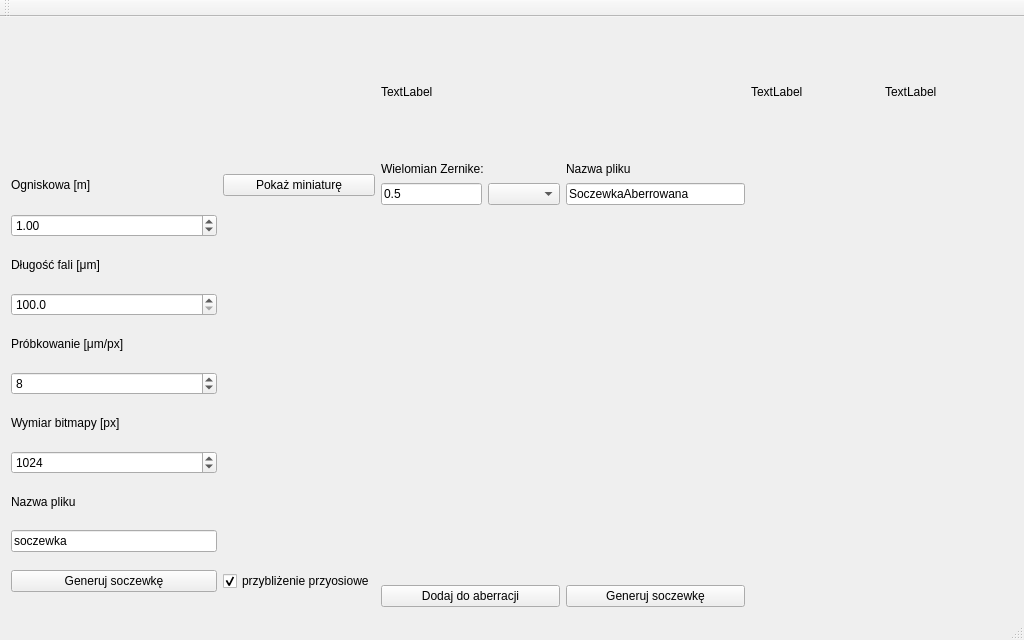
The window that mainwindow.ui (diabeticus95/inzynierka) describes before a commit, drawn with Qt 5.
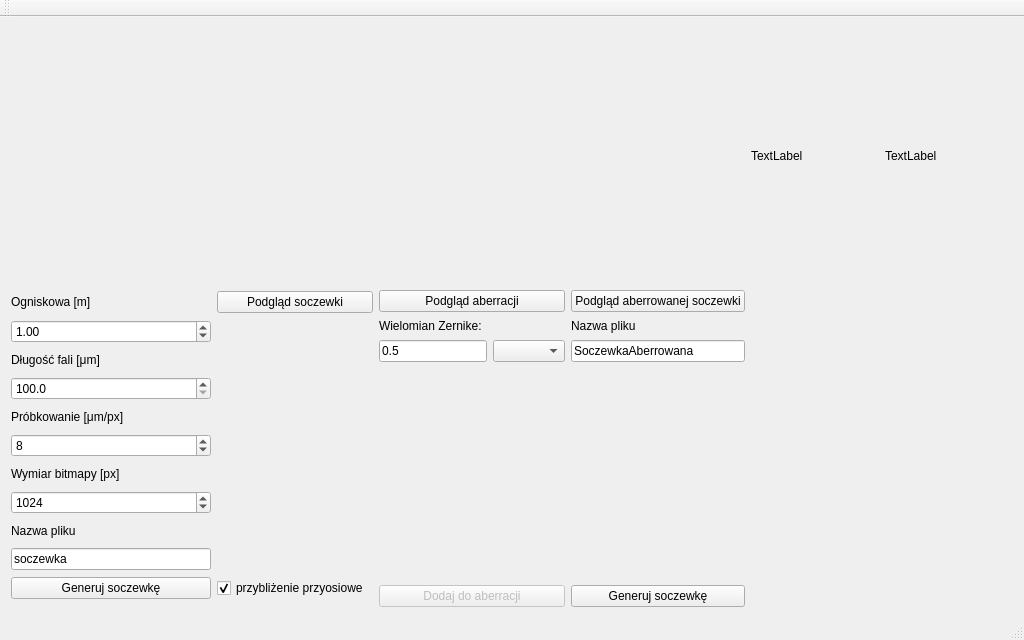
The same window after the commit. Icons and pictures are not drawn.

Diff of the .ui file:
```diff
--- a/mainwindow.ui
+++ b/mainwindow.ui
@@ -29,89 +29,24 @@
    <layout class="QGridLayout" name="gridLayout_2">
     <item row="0" column="0">
      <layout class="QGridLayout" name="gridLayout">
-      <item row="2" column="1">
-       <layout class="QGridLayout" name="gridLayout_3" rowstretch="0,0,1,0,0,0" columnstretch="1,1">
-        <property name="verticalSpacing">
-         <number>7</number>
+      <item row="0" column="3">
+       <widget class="QLabel" name="label_PSFPic">
+        <property name="minimumSize">
+         <size>
+          <width>128</width>
+          <height>128</height>
+         </size>
         </property>
-        <item row="0" column="0">
-         <widget class="QLabel" name="labelZernike">
-          <property name="sizePolicy">
-           <sizepolicy hsizetype="Preferred" vsizetype="Preferred">
-            <horstretch>0</horstretch>
-            <verstretch>0</verstretch>
-           </sizepolicy>
-          </property>
-          <property name="maximumSize">
-           <size>
-            <width>16777215</width>
-            <height>16777215</height>
-           </size>
-          </property>
-          <property name="text">
-           <string>Wielomian Zernike:</string>
-          </property>
-         </widget>
-        </item>
-        <item row="5" column="0">
-         <widget class="QPushButton" name="push_addToVector">
-          <property name="text">
-           <string>Dodaj do aberracji</string>
-          </property>
-         </widget>
-        </item>
-        <item row="1" column="0">
-         <layout class="QHBoxLayout" name="horizontalLayout" stretch="0,0">
-          <property name="sizeConstraint">
-           <enum>QLayout::SetDefaultConstraint</enum>
-          </property>
-          <item>
-           <widget class="QLineEdit" name="lineZernCoeff">
-            <property name="sizePolicy">
-             <sizepolicy hsizetype="Expanding" vsizetype="Fixed">
-              <horstretch>0</horstretch>
-              <verstretch>0</verstretch>
-             </sizepolicy>
-            </property>
-            <property name="text">
-             <string>0.5</string>
-            </property>
-           </widget>
-          </item>
-          <item>
-           <widget class="QComboBox" name="boxZernike">
-            <property name="sizePolicy">
-             <sizepolicy hsizetype="Preferred" vsizetype="Fixed">
-              <horstretch>0</horstretch>
-              <verstretch>0</verstretch>
-             </sizepolicy>
-            </property>
-           </widget>
-          </item>
-         </layout>
-        </item>
-        <item row="5" column="1">
-         <widget class="QPushButton" name="push_generateZern">
-          <property name="text">
-           <string>Generuj soczewkę</string>
-          </property>
-         </widget>
-        </item>
-        <item row="0" column="1">
-         <widget class="QLabel" name="label_nazwaZern">
-          <property name="text">
-           <string>Nazwa pliku</string>
-          </property>
-         </widget>
-        </item>
-        <item row="1" column="1">
-         <widget class="QLineEdit" name="lineEdit_nazwaZern">
-          <property name="text">
-           <string>SoczewkaAberrowana</string>
-          </property>
-         </widget>
-        </item>
-       </layout>
+        <property name="maximumSize">
+         <size>
+          <width>256</width>
+          <height>256</height>
+         </size>
+        </property>
+        <property name="text">
+         <string>TextLabel</string>
+        </property>
+       </widget>
       </item>
       <item row="0" column="2">
        <widget class="QLabel" name="label_MergePic">
@@ -147,36 +82,68 @@
          </size>
         </property>
         <property name="text">
-         <string>TextLabel</string>
-        </property>
-       </widget>
-      </item>
-      <item row="0" column="3">
-       <widget class="QLabel" name="label_PSFPic">
-        <property name="minimumSize">
-         <size>
-          <width>128</width>
-          <height>128</height>
-         </size>
-        </property>
-        <property name="maximumSize">
-         <size>
-          <width>256</width>
-          <height>256</height>
-         </size>
-        </property>
-        <property name="text">
-         <string>TextLabel</string>
+         <string/>
         </property>
        </widget>
       </item>
       <item row="2" column="0">
-       <layout class="QGridLayout" name="gridSoczewka">
+       <layout class="QGridLayout" name="gridSoczewka" rowstretch="0,0,0,0,0,0,0,0,0,0,0,0" columnstretch="0,0">
         <property name="sizeConstraint">
-         <enum>QLayout::SetDefaultConstraint</enum>
+         <enum>QLayout::SetMinimumSize</enum>
         </property>
+        <property name="leftMargin">
+         <number>0</number>
+        </property>
+        <property name="rightMargin">
+         <number>0</number>
+        </property>
+        <item row="0" column="0">
+         <widget class="QLabel" name="label_ogniskowa">
+          <property name="sizePolicy">
+           <sizepolicy hsizetype="Preferred" vsizetype="Minimum">
+            <horstretch>0</horstretch>
+            <verstretch>0</verstretch>
+           </sizepolicy>
+          </property>
+          <property name="maximumSize">
+           <size>
+            <width>16777215</width>
+            <height>20</height>
+           </size>
+          </property>
+          <property name="text">
+           <string>Ogniskowa [m]</string>
+          </property>
+         </widget>
+        </item>
+        <item row="11" column="0">
+         <widget class="QPushButton" name="button_genLens">
+          <property name="text">
+           <string>Generuj soczewkę</string>
+          </property>
+         </widget>
+        </item>
+        <item row="10" column="0">
+         <widget class="QLineEdit" name="lineEdit_nazwaPliku">
+          <property name="maximumSize">
+           <size>
+            <width>200</width>
+            <height>16777215</height>
+           </size>
+          </property>
+          <property name="text">
+           <string>soczewka</string>
+          </property>
+         </widget>
+        </item>
         <item row="8" column="0">
          <widget class="QSpinBox" name="spinBox_size">
+          <property name="maximumSize">
+           <size>
+            <width>200</width>
+            <height>16777215</height>
+           </size>
+          </property>
           <property name="minimum">
            <number>4</number>
           </property>
@@ -188,52 +155,6 @@
           </property>
          </widget>
         </item>
-        <item row="10" column="0">
-         <widget class="QLineEdit" name="lineEdit_nazwaPliku">
-          <property name="text">
-           <string>soczewka</string>
-          </property>
-         </widget>
-        </item>
-        <item row="11" column="0">
-         <widget class="QPushButton" name="button_genLens">
-          <property name="text">
-           <string>Generuj soczewkę</string>
-          </property>
-         </widget>
-        </item>
-        <item row="0" column="0">
-         <widget class="QLabel" name="label_ogniskowa">
-          <property name="sizePolicy">
-           <sizepolicy hsizetype="Preferred" vsizetype="Minimum">
-            <horstretch>0</horstretch>
-            <verstretch>0</verstretch>
-           </sizepolicy>
-          </property>
-          <property name="maximumSize">
-           <size>
-            <width>16777215</width>
-            <height>20</height>
-           </size>
-          </property>
-          <property name="text">
-           <string>Ogniskowa [m]</string>
-          </property>
-         </widget>
-        </item>
-        <item row="7" column="0">
-         <widget class="QLabel" name="label_size">
-          <property name="maximumSize">
-           <size>
-            <width>16777215</width>
-            <height>20</height>
-           </size>
-          </property>
-          <property name="text">
-           <string>Wymiar bitmapy [px]</string>
-          </property>
-         </widget>
-        </item>
         <item row="5" column="0">
          <widget class="QLabel" name="label_sampling">
           <property name="maximumSize">
@@ -247,8 +168,42 @@
           </property>
          </widget>
         </item>
+        <item row="9" column="0">
+         <widget class="QLabel" name="label">
+          <property name="sizePolicy">
+           <sizepolicy hsizetype="Preferred" vsizetype="Minimum">
+            <horstretch>0</horstretch>
+            <verstretch>0</verstretch>
+           </sizepolicy>
+          </property>
+          <property name="minimumSize">
+           <size>
+            <width>0</width>
+            <height>20</height>
+           </size>
+          </property>
+          <property name="maximumSize">
+           <size>
+            <width>16777215</width>
+            <height>20</height>
+           </size>
+          </property>
+          <property name="text">
+           <string>Nazwa pliku</string>
+          </property>
+          <property name="scaledContents">
+           <bool>false</bool>
+          </property>
+         </widget>
+        </item>
         <item row="11" column="1">
          <widget class="QCheckBox" name="checkBox_paraxial">
+          <property name="maximumSize">
+           <size>
+            <width>200</width>
+            <height>16777215</height>
+           </size>
+          </property>
           <property name="text">
            <string>przybliżenie przyosiowe</string>
           </property>
@@ -270,20 +225,8 @@
           </property>
          </widget>
         </item>
-        <item row="9" column="0">
-         <widget class="QLabel" name="label">
-          <property name="sizePolicy">
-           <sizepolicy hsizetype="Preferred" vsizetype="Minimum">
-            <horstretch>0</horstretch>
-            <verstretch>0</verstretch>
-           </sizepolicy>
-          </property>
-          <property name="minimumSize">
-           <size>
-            <width>0</width>
-            <height>20</height>
-           </size>
-          </property>
+        <item row="7" column="0">
+         <widget class="QLabel" name="label_size">
           <property name="maximumSize">
            <size>
             <width>16777215</width>
@@ -291,15 +234,34 @@
            </size>
           </property>
           <property name="text">
-           <string>Nazwa pliku</string>
+           <string>Wymiar bitmapy [px]</string>
           </property>
-          <property name="scaledContents">
-           <bool>false</bool>
+         </widget>
+        </item>
+        <item row="6" column="0">
+         <widget class="QSpinBox" name="spinBox_sampling">
+          <property name="maximumSize">
+           <size>
+            <width>200</width>
+            <height>16777215</height>
+           </size>
+          </property>
+          <property name="minimum">
+           <number>1</number>
+          </property>
+          <property name="value">
+           <number>8</number>
           </property>
          </widget>
         </item>
         <item row="1" column="0">
          <widget class="QDoubleSpinBox" name="doubleSpinBox_ogniskowa">
+          <property name="maximumSize">
+           <size>
+            <width>200</width>
+            <height>16777215</height>
+           </size>
+          </property>
           <property name="value">
            <double>1.000000000000000</double>
           </property>
@@ -307,6 +269,12 @@
         </item>
         <item row="3" column="0">
          <widget class="QDoubleSpinBox" name="doubleSpinBox_wavelenght">
+          <property name="maximumSize">
+           <size>
+            <width>200</width>
+            <height>16777215</height>
+           </size>
+          </property>
           <property name="decimals">
            <number>1</number>
           </property>
@@ -321,27 +289,29 @@
           </property>
          </widget>
         </item>
-        <item row="6" column="0">
-         <widget class="QSpinBox" name="spinBox_sampling">
-          <property name="minimum">
-           <number>1</number>
-          </property>
-          <property name="value">
-           <number>8</number>
-          </property>
-         </widget>
-        </item>
         <item row="0" column="1">
          <widget class="QPushButton" name="push_miniMap">
+          <property name="maximumSize">
+           <size>
+            <width>200</width>
+            <height>16777215</height>
+           </size>
+          </property>
           <property name="text">
-           <string>Pokaż miniaturę</string>
+           <string>Podgląd soczewki</string>
           </property>
          </widget>
         </item>
        </layout>
       </item>
-      <item row="0" column="0">
+      <item row="0" column="0" alignment="Qt::AlignHCenter">
        <widget class="QLabel" name="label_LensPic">
+        <property name="sizePolicy">
+         <sizepolicy hsizetype="MinimumExpanding" vsizetype="MinimumExpanding">
+          <horstretch>0</horstretch>
+          <verstretch>0</verstretch>
+         </sizepolicy>
+        </property>
         <property name="minimumSize">
          <size>
           <width>128</width>
@@ -354,9 +324,6 @@
           <height>256</height>
          </size>
         </property>
-        <property name="layoutDirection">
-         <enum>Qt::LeftToRight</enum>
-        </property>
         <property name="text">
          <string/>
         </property>
@@ -368,6 +335,324 @@
         </property>
        </widget>
       </item>
+      <item row="2" column="1">
+       <layout class="QGridLayout" name="gridZernike" rowstretch="0,0,0,0,0,0,0" columnstretch="0,0">
+        <property name="sizeConstraint">
+         <enum>QLayout::SetMinimumSize</enum>
+        </property>
+        <property name="verticalSpacing">
+         <number>7</number>
+        </property>
+        <item row="1" column="1">
+         <widget class="QLabel" name="label_nazwaZern">
+          <property name="sizePolicy">
+           <sizepolicy hsizetype="Minimum" vsizetype="Minimum">
+            <horstretch>0</horstretch>
+            <verstretch>0</verstretch>
+           </sizepolicy>
+          </property>
+          <property name="maximumSize">
+           <size>
+            <width>1000</width>
+            <height>1000</height>
+           </size>
+          </property>
+          <property name="baseSize">
+           <size>
+            <width>150</width>
+            <height>30</height>
+           </size>
+          </property>
+          <property name="layoutDirection">
+           <enum>Qt::LeftToRight</enum>
+          </property>
+          <property name="autoFillBackground">
+           <bool>false</bool>
+          </property>
+          <property name="text">
+           <string>Nazwa pliku</string>
+          </property>
+         </widget>
+        </item>
+        <item row="2" column="0">
+         <layout class="QHBoxLayout" name="horizontalLayout" stretch="0,0">
+          <property name="sizeConstraint">
+           <enum>QLayout::SetDefaultConstraint</enum>
+          </property>
+          <item>
+           <widget class="QLineEdit" name="lineZernCoeff">
+            <property name="sizePolicy">
+             <sizepolicy hsizetype="Minimum" vsizetype="Minimum">
+              <horstretch>0</horstretch>
+              <verstretch>0</verstretch>
+             </sizepolicy>
+            </property>
+            <property name="minimumSize">
+             <size>
+              <width>0</width>
+              <height>0</height>
+             </size>
+            </property>
+            <property name="maximumSize">
+             <size>
+              <width>1000</width>
+              <height>1000</height>
+             </size>
+            </property>
+            <property name="baseSize">
+             <size>
+              <width>150</width>
+              <height>30</height>
+             </size>
+            </property>
+            <property name="layoutDirection">
+             <enum>Qt::LeftToRight</enum>
+            </property>
+            <property name="autoFillBackground">
+             <bool>false</bool>
+            </property>
+            <property name="text">
+             <string>0.5</string>
+            </property>
+           </widget>
+          </item>
+          <item>
+           <widget class="QComboBox" name="boxZernike">
+            <property name="sizePolicy">
+             <sizepolicy hsizetype="Minimum" vsizetype="Minimum">
+              <horstretch>0</horstretch>
+              <verstretch>0</verstretch>
+             </sizepolicy>
+            </property>
+            <property name="maximumSize">
+             <size>
+              <width>1000</width>
+              <height>1000</height>
+             </size>
+            </property>
+            <property name="baseSize">
+             <size>
+              <width>150</width>
+              <height>30</height>
+             </size>
+            </property>
+            <property name="layoutDirection">
+             <enum>Qt::LeftToRight</enum>
+            </property>
+            <property name="autoFillBackground">
+             <bool>false</bool>
+            </property>
+           </widget>
+          </item>
+         </layout>
+        </item>
+        <item row="2" column="1">
+         <widget class="QLineEdit" name="lineEdit_nazwaZern">
+          <property name="sizePolicy">
+           <sizepolicy hsizetype="Minimum" vsizetype="Minimum">
+            <horstretch>0</horstretch>
+            <verstretch>0</verstretch>
+           </sizepolicy>
+          </property>
+          <property name="maximumSize">
+           <size>
+            <width>1000</width>
+            <height>1000</height>
+           </size>
+          </property>
+          <property name="baseSize">
+           <size>
+            <width>150</width>
+            <height>30</height>
+           </size>
+          </property>
+          <property name="layoutDirection">
+           <enum>Qt::LeftToRight</enum>
+          </property>
+          <property name="autoFillBackground">
+           <bool>false</bool>
+          </property>
+          <property name="text">
+           <string>SoczewkaAberrowana</string>
+          </property>
+         </widget>
+        </item>
+        <item row="3" column="0">
+         <spacer name="verticalSpacer">
+          <property name="orientation">
+           <enum>Qt::Vertical</enum>
+          </property>
+          <property name="sizeHint" stdset="0">
+           <size>
+            <width>20</width>
+            <height>40</height>
+           </size>
+          </property>
+         </spacer>
+        </item>
+        <item row="1" column="0">
+         <widget class="QLabel" name="labelZernike">
+          <property name="sizePolicy">
+           <sizepolicy hsizetype="Minimum" vsizetype="Minimum">
+            <horstretch>0</horstretch>
+            <verstretch>0</verstretch>
+           </sizepolicy>
+          </property>
+          <property name="maximumSize">
+           <size>
+            <width>1000</width>
+            <height>1000</height>
+           </size>
+          </property>
+          <property name="baseSize">
+           <size>
+            <width>150</width>
+            <height>30</height>
+           </size>
+          </property>
+          <property name="layoutDirection">
+           <enum>Qt::LeftToRight</enum>
+          </property>
+          <property name="autoFillBackground">
+           <bool>false</bool>
+          </property>
+          <property name="text">
+           <string>Wielomian Zernike:</string>
+          </property>
+         </widget>
+        </item>
+        <item row="0" column="0">
+         <widget class="QPushButton" name="push_miniMapZern">
+          <property name="sizePolicy">
+           <sizepolicy hsizetype="Minimum" vsizetype="Minimum">
+            <horstretch>0</horstretch>
+            <verstretch>0</verstretch>
+           </sizepolicy>
+          </property>
+          <property name="maximumSize">
+           <size>
+            <width>1000</width>
+            <height>1000</height>
+           </size>
+          </property>
+          <property name="baseSize">
+           <size>
+            <width>150</width>
+            <height>30</height>
+           </size>
+          </property>
+          <property name="layoutDirection">
+           <enum>Qt::LeftToRight</enum>
+          </property>
+          <property name="autoFillBackground">
+           <bool>false</bool>
+          </property>
+          <property name="text">
+           <string>Podgląd aberracji</string>
+          </property>
+         </widget>
+        </item>
+        <item row="0" column="1">
+         <widget class="QPushButton" name="push_miniMap_LensAbb">
+          <property name="sizePolicy">
+           <sizepolicy hsizetype="Minimum" vsizetype="Minimum">
+            <horstretch>0</horstretch>
+            <verstretch>0</verstretch>
+           </sizepolicy>
+          </property>
+          <property name="maximumSize">
+           <size>
+            <width>1000</width>
+            <height>1000</height>
+           </size>
+          </property>
+          <property name="baseSize">
+           <size>
+            <width>150</width>
+            <height>30</height>
+           </size>
+          </property>
+          <property name="layoutDirection">
+           <enum>Qt::LeftToRight</enum>
+          </property>
+          <property name="autoFillBackground">
+           <bool>false</bool>
+          </property>
+          <property name="text">
+           <string>Podgląd aberrowanej soczewki</string>
+          </property>
+         </widget>
+        </item>
+        <item row="6" column="1">
+         <widget class="QPushButton" name="push_generateZern">
+          <property name="sizePolicy">
+           <sizepolicy hsizetype="Minimum" vsizetype="Minimum">
+            <horstretch>0</horstretch>
+            <verstretch>0</verstretch>
+           </sizepolicy>
+          </property>
+          <property name="maximumSize">
+           <size>
+            <width>1000</width>
+            <height>1000</height>
+           </size>
+          </property>
+          <property name="baseSize">
+           <size>
+            <width>150</width>
+            <height>30</height>
+           </size>
+          </property>
+          <property name="layoutDirection">
+           <enum>Qt::LeftToRight</enum>
+          </property>
+          <property name="autoFillBackground">
+           <bool>false</bool>
+          </property>
+          <property name="text">
+           <string>Generuj soczewkę</string>
+          </property>
+         </widget>
+        </item>
+        <item row="6" column="0">
+         <widget class="QPushButton" name="push_addToVector">
+          <property name="enabled">
+           <bool>false</bool>
+          </property>
+          <property name="sizePolicy">
+           <sizepolicy hsizetype="Minimum" vsizetype="Minimum">
+            <horstretch>0</horstretch>
+            <verstretch>0</verstretch>
+           </sizepolicy>
+          </property>
+          <property name="maximumSize">
+           <size>
+            <width>1000</width>
+            <height>1000</height>
+           </size>
+          </property>
+          <property name="baseSize">
+           <size>
+            <width>150</width>
+            <height>30</height>
+           </size>
+          </property>
+          <property name="layoutDirection">
+           <enum>Qt::LeftToRight</enum>
+          </property>
+          <property name="autoFillBackground">
+           <bool>false</bool>
+          </property>
+          <property name="text">
+           <string>Dodaj do aberracji</string>
+          </property>
+          <property name="checkable">
+           <bool>false</bool>
+          </property>
+         </widget>
+        </item>
+       </layout>
+      </item>
      </layout>
     </item>
    </layout>
```
